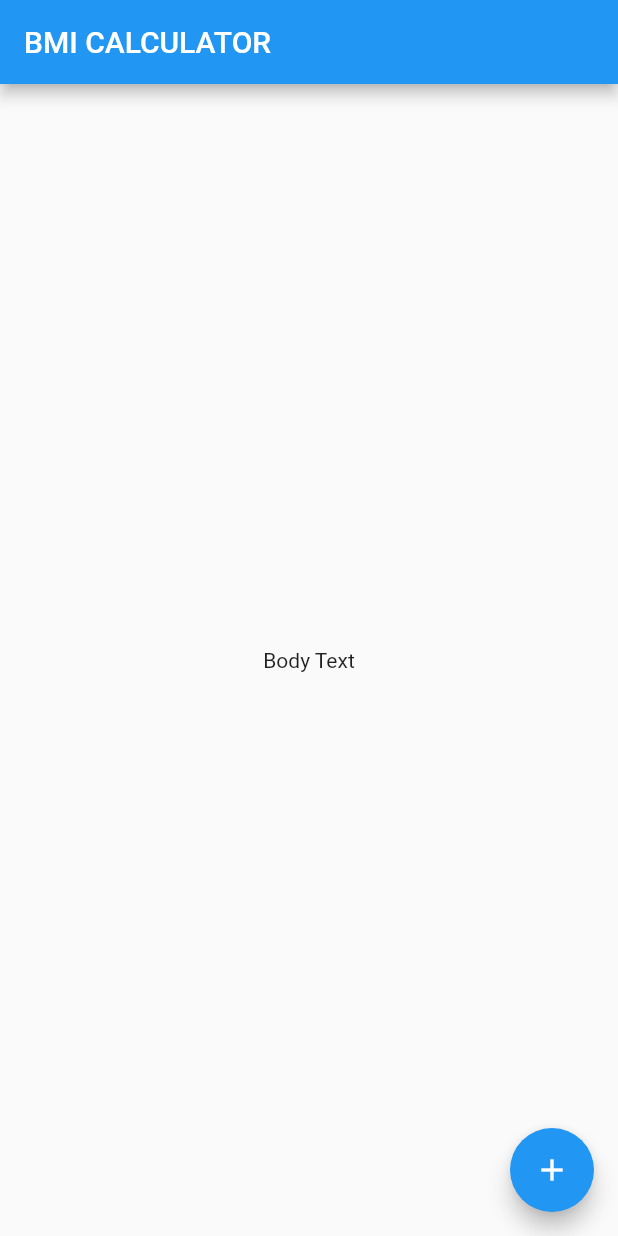
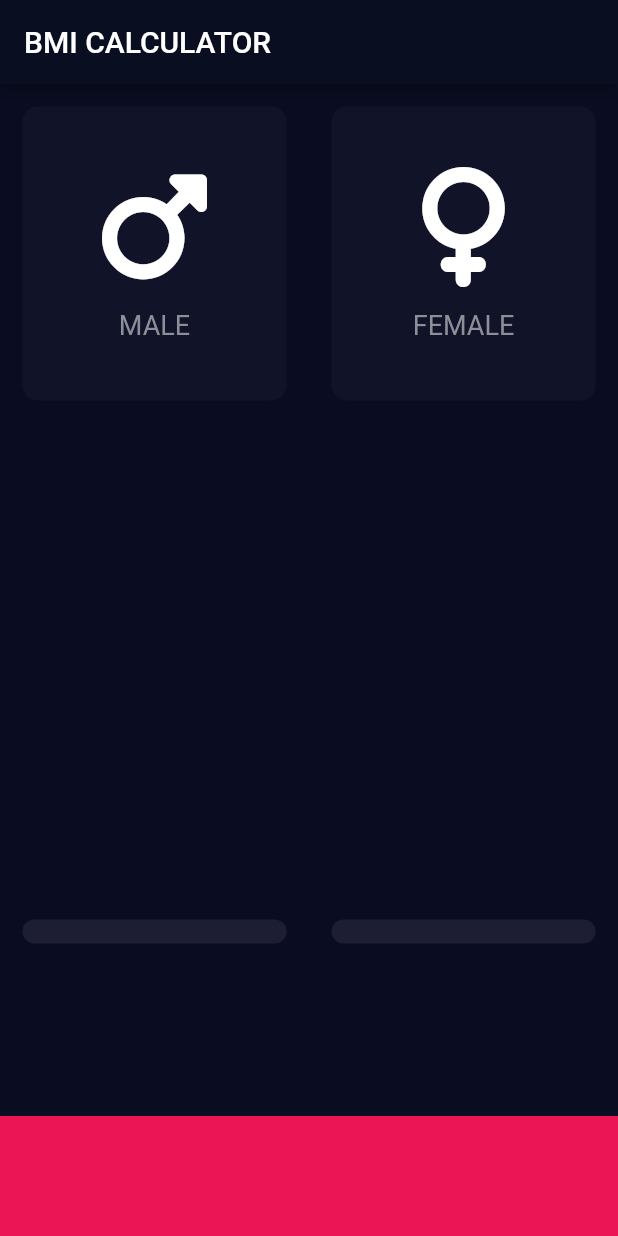
Before and after one commit to MateuszPatrzalek/bmi-calculator, a Flutter app: the screen it shows after launch, on a phone screen of 412 x 824 dp. Run offline on Flutter 3.47's test engine with Material 2 defaults, Android fonts, the phone set to English and light mode, and no system bars; our stand-ins replace font_awesome_flutter.

Commit message:
input page with gender cards layout and switch mode

```diff
--- /dev/null
+++ b/lib/icon_content.dart
@@ -0,0 +1,30 @@
+import 'package:flutter/material.dart';
+
+class IconContent extends StatelessWidget {
+
+  IconContent({required this.icon, required this.gender});
+
+  final IconData icon;
+  final String gender;
+
+  @override
+  Widget build(BuildContext context) {
+    return Column(
+      mainAxisAlignment: MainAxisAlignment.center,
+      children: [
+        Icon(
+          icon,
+          size: 80.0,
+        ),
+        SizedBox(
+          height: 15.0,
+        ),
+        Text(
+          gender,
+          style: TextStyle(
+              fontSize: 18.0, color: Color(0xFF8D8E98)),
+        ),
+      ],
+    );
+  }
+}
--- /dev/null
+++ b/lib/input_page.dart
@@ -0,0 +1,122 @@
+import 'package:flutter/material.dart';
+import 'package:font_awesome_flutter/font_awesome_flutter.dart';
+import 'icon_content.dart';
+import 'reusable_card.dart';
+
+const bottomContainerHeight = 80.0;
+const activeCardColor = Color(0xFF1D1E33);
+const bottomContainerColor = Color(0xFFEB1555);
+const inactiveCardColor = Color(0xFF111328);
+
+class InputPage extends StatefulWidget {
+  @override
+  _InputPageState createState() => _InputPageState();
+}
+
+class _InputPageState extends State<InputPage> {
+
+  Color maleCardColor = inactiveCardColor;
+  Color femaleCardColor = inactiveCardColor;
+
+  void updateColor(int gender){
+    //1 male, 2 female
+    if (gender == 1){
+      if(maleCardColor == inactiveCardColor){
+        maleCardColor = activeCardColor;
+        femaleCardColor = inactiveCardColor;
+      }
+      else {
+        maleCardColor = inactiveCardColor;
+      }
+    }
+    if (gender == 2){
+      if(femaleCardColor == inactiveCardColor){
+        femaleCardColor = activeCardColor;
+        maleCardColor = inactiveCardColor;
+      }
+      else {
+        femaleCardColor = inactiveCardColor;
+      }
+    }
+  }
+
+  @override
+  Widget build(BuildContext context) {
+    return Scaffold(
+      appBar: AppBar(
+        title: Text('BMI CALCULATOR'),
+      ),
+      body: Column(
+        children: [
+          Expanded(
+            child: Row(
+              children: [
+                Expanded(
+                  child: GestureDetector(
+                    onTap: () {
+                      setState(() {
+                        print('male card');
+                        updateColor(1);
+                      });
+                    },
+                    child: ReusableCard(
+                        color: maleCardColor,
+                        cardChild: IconContent(
+                          icon: FontAwesomeIcons.mars,
+                          gender: 'MALE',
+                        )
+                    ),
+                  ),
+                ),
+                Expanded(
+                  child: GestureDetector(
+                    onTap: () {
+                      setState(() {
+                        print('female card');
+                        updateColor(2);
+                      });
+                    },
+                    child: ReusableCard(
+                      color: femaleCardColor,
+                      cardChild: IconContent(
+                          icon: FontAwesomeIcons.venus,
+                          gender: 'FEMALE'),
+                    ),
+                  ),
+                ),
+              ],
+            ),
+          ),
+          Expanded(
+              child: ReusableCard(
+            color: activeCardColor,
+            cardChild: Text(''),
+          )),
+          Expanded(
+            child: Row(
+              children: [
+                Expanded(
+                  child: ReusableCard(
+                    color: activeCardColor,
+                    cardChild: Text(''),
+                  ),
+                ),
+                Expanded(
+                    child: ReusableCard(
+                  color: activeCardColor,
+                  cardChild: Text(''),
+                ))
+              ],
+            ),
+          ),
+          Container(
+            color: bottomContainerColor,
+            margin: EdgeInsets.only(top: 10.0),
+            width: double.infinity,
+            height: bottomContainerHeight,
+          )
+        ],
+      ),
+    );
+  }
+}
--- a/lib/main.dart
+++ b/lib/main.dart
@@ -1,4 +1,5 @@
 import 'package:flutter/material.dart';
+import 'package:bmi_calculator/input_page.dart';
 
 void main() => runApp(BMICalculator());
 
@@ -6,30 +7,16 @@ class BMICalculator extends StatelessWidget {
   @override
   Widget build(BuildContext context) {
     return MaterialApp(
+      theme: ThemeData.dark().copyWith(
+        colorScheme: ColorScheme.light(
+          primary: Color(0xFF0A0E21),
+        ),
+        scaffoldBackgroundColor: Color(0xFF0A0D22),
+        textTheme: TextTheme(bodyText1: TextStyle(
+          color: Colors.white
+        ))
+      ),
       home: InputPage(),
     );
   }
 }
-
-class InputPage extends StatefulWidget {
-  @override
-  _InputPageState createState() => _InputPageState();
-}
-
-class _InputPageState extends State<InputPage> {
-  @override
-  Widget build(BuildContext context) {
-    return Scaffold(
-      appBar: AppBar(
-        title: Text('BMI CALCULATOR'),
-      ),
-      body: Center(
-        child: Text('Body Text'),
-      ),
-      floatingActionButton: FloatingActionButton(
-        onPressed: () {  },
-        child: Icon(Icons.add),
-      ),
-    );
-  }
-}
--- /dev/null
+++ b/lib/reusable_card.dart
@@ -0,0 +1,18 @@
+import 'package:flutter/material.dart';
+
+class ReusableCard extends StatelessWidget {
+  ReusableCard({required this.color, required this.cardChild});
+
+  final Color color;
+  final Widget cardChild;
+
+  @override
+  Widget build(BuildContext context) {
+    return Container(
+      child: cardChild,
+      margin: EdgeInsets.all(15.0),
+      decoration: BoxDecoration(
+          borderRadius: BorderRadius.circular(10.0), color: color),
+    );
+  }
+}
--- a/pubspec.yaml
+++ b/pubspec.yaml
@@ -34,6 +34,7 @@ dependencies:
   # The following adds the Cupertino Icons font to your application.
   # Use with the CupertinoIcons class for iOS style icons.
   cupertino_icons: ^1.0.2
+  font_awesome_flutter: ^10.1.0
 
 dev_dependencies:
   flutter_test:
```
Also changed, not shown: pubspec.lock, 1 other file.
